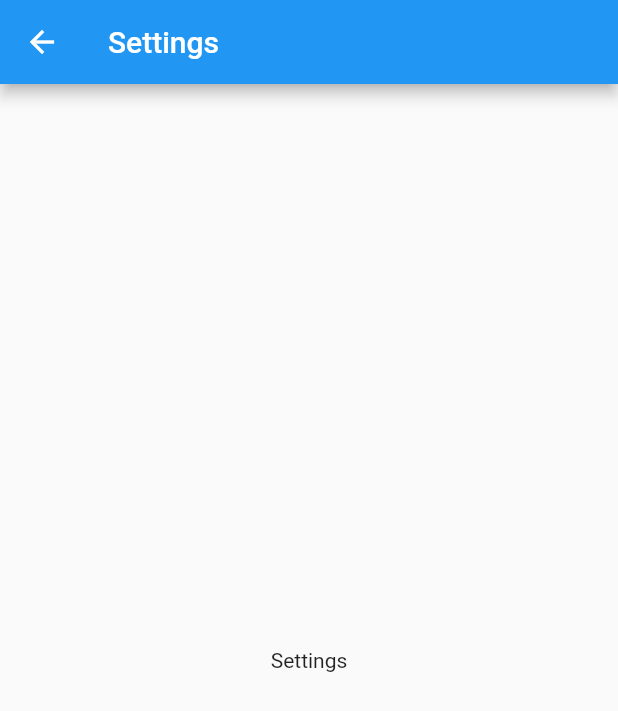
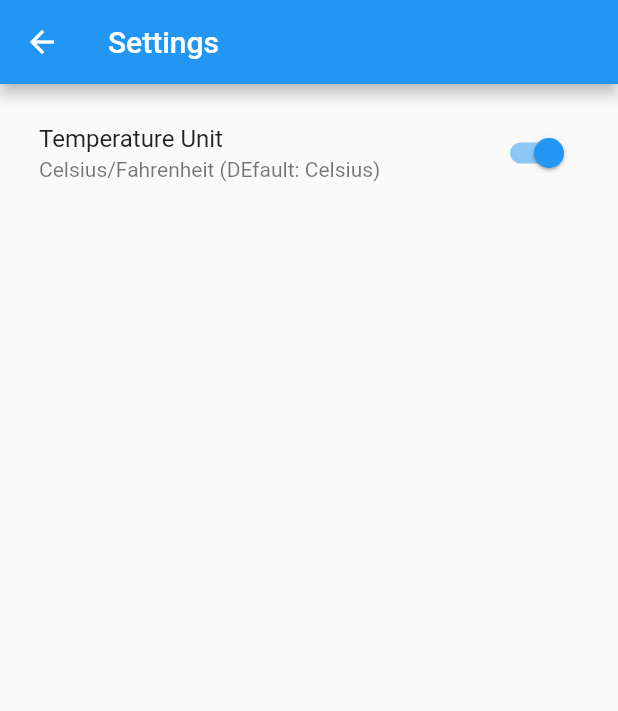
Before and after one commit to leegunsun/flutter, a Flutter app: the SettingsPage screen opened directly, on a phone screen of 412 x 824 dp. Shown: the top 711 px of the screen. Run offline on Flutter 3.47's test engine with Material 2 defaults, Android fonts, the phone set to English and light mode, and no system bars; our stand-ins replace equatable, flutter_dotenv, recase, state_notifier; missing offline and left inert: flutter_state_notifier.

```diff
--- a/open_weather_provider/lib/models/direct_geocoding.dart
+++ b/open_weather_provider/lib/models/direct_geocoding.dart
@@ -1,13 +1,11 @@
 import 'package:equatable/equatable.dart';
-import 'package:flutter/material.dart';
 
-// ignore_for_file: public_member_api_docs, sort_constructors_first
 class DirectGeocoding extends Equatable {
   final String name;
   final double lat;
   final double lon;
   final String country;
-  DirectGeocoding({
+  const DirectGeocoding({
     required this.name,
     required this.lat,
     required this.lon,
@@ -18,15 +16,18 @@ class DirectGeocoding extends Equatable {
     final Map<String, dynamic> data = json[0];
 
     return DirectGeocoding(
-        name: data['name'],
-        lat: data['lat'],
-        lon: data['lon'],
-        country: data['country']);
+      name: data['name'],
+      lat: data['lat'],
+      lon: data['lon'],
+      country: data['country'],
+    );
   }
 
   @override
-  bool get stringify => true;
+  List<Object> get props => [name, lat, lon, country];
 
   @override
-  List<Object> get props => [name, lat, lon, country];
+  String toString() {
+    return 'DirectGeocoding(name: $name, lat: $lat, lon: $lon, country: $country)';
+  }
 }
--- a/open_weather_provider/lib/models/weather.dart
+++ b/open_weather_provider/lib/models/weather.dart
@@ -1,6 +1,5 @@
 import 'package:equatable/equatable.dart';
 
-// ignore_for_file: public_member_api_docs, sort_constructors_first
 class Weather extends Equatable {
   final String description;
   final String icon;
@@ -10,7 +9,7 @@ class Weather extends Equatable {
   final String name;
   final String country;
   final DateTime lastUpdated;
-  Weather({
+  const Weather({
     required this.description,
     required this.icon,
     required this.temp,
@@ -49,11 +48,6 @@ class Weather extends Equatable {
       );
 
   @override
-  String toString() {
-    return 'Weather(description: $description, icon: $icon, temp: $temp, tempMin: $tempMin, tempMax: $tempMax, name: $name, country: $country, lastUpdated: $lastUpdated)';
-  }
-
-  @override
   List<Object> get props {
     return [
       description,
@@ -65,6 +59,11 @@ class Weather extends Equatable {
       country,
       lastUpdated,
     ];
+  }
+
+  @override
+  String toString() {
+    return 'Weather(description: $description, icon: $icon, temp: $temp, tempMin: $tempMin, tempMax: $tempMax, name: $name, country: $country, lastUpdated: $lastUpdated)';
   }
 
   Weather copyWith({
--- a/open_weather_provider/lib/pages/settings_page.dart
+++ b/open_weather_provider/lib/pages/settings_page.dart
@@ -1,20 +1,30 @@
 import 'package:flutter/material.dart';
 import 'package:flutter/src/widgets/container.dart';
 import 'package:flutter/src/widgets/framework.dart';
+import 'package:open_weather_provider/providers/providers.dart';
+import "package:provider/provider.dart";
 
-class SettingsPage extends StatefulWidget {
+class SettingsPage extends StatelessWidget {
   const SettingsPage({super.key});
 
-  @override
-  State<SettingsPage> createState() => _SettingsPageState();
-}
-
-class _SettingsPageState extends State<SettingsPage> {
   @override
   Widget build(BuildContext context) {
     return Scaffold(
       appBar: AppBar(title: const Text("Settings")),
-      body: Center(child: Text("Settings")),
+      body: Padding(
+        padding: const EdgeInsets.all(10),
+        child: ListTile(
+          title: Text('Temperature Unit'),
+          subtitle: Text('Celsius/Fahrenheit (DEfault: Celsius)'),
+          trailing: Switch(
+            onChanged: (_) {
+              context.read<TempSettingsProvider>().toggleTempUnit();
+            },
+            value: context.watch<TempSettingsProvider>().state.tempUnit ==
+                TempUnit.celsius,
+          ),
+        ),
+      ),
     );
   }
 }
--- a/open_weather_provider/lib/providers/providers.dart
+++ b/open_weather_provider/lib/providers/providers.dart
@@ -1 +1,3 @@
 export 'weather/weather_provider.dart';
+export 'temp_settings/temp_settings_provider.dart';
+export 'theme/theme_provider.dart';
--- /dev/null
+++ b/open_weather_provider/lib/providers/temp_settings/temp_settings_provider.dart
@@ -0,0 +1,19 @@
+// ignore_for_file: public_member_api_docs, sort_constructors_first
+import 'package:equatable/equatable.dart';
+import 'package:flutter/cupertino.dart';
+
+part 'temp_settings_state.dart';
+
+class TempSettingsProvider with ChangeNotifier {
+  TempSettingsState _state = TempSettingsState.initial();
+  TempSettingsState get state => _state;
+
+  void toggleTempUnit() {
+    _state = _state.copyWith(
+        tempUnit: _state.tempUnit == TempUnit.celsius
+            ? TempUnit.fahrenheit
+            : TempUnit.celsius);
+    print('temp unit: $_state');
+    notifyListeners();
+  }
+}
--- /dev/null
+++ b/open_weather_provider/lib/providers/temp_settings/temp_settings_state.dart
@@ -0,0 +1,31 @@
+part of 'temp_settings_provider.dart';
+
+enum TempUnit {
+  celsius,
+  fahrenheit,
+}
+
+class TempSettingsState extends Equatable {
+  final TempUnit tempUnit;
+  TempSettingsState({
+    this.tempUnit = TempUnit.celsius,
+  });
+
+  factory TempSettingsState.initial() {
+    return TempSettingsState();
+  }
+
+  @override
+  bool get stringify => true;
+
+  @override
+  List<Object> get props => [tempUnit];
+
+  TempSettingsState copyWith({
+    TempUnit? tempUnit,
+  }) {
+    return TempSettingsState(
+      tempUnit: tempUnit ?? this.tempUnit,
+    );
+  }
+}
--- /dev/null
+++ b/open_weather_provider/lib/providers/theme/theme_provider.dart
@@ -0,0 +1,19 @@
+import 'package:equatable/equatable.dart';
+import 'package:flutter/cupertino.dart';
+import 'package:open_weather_provider/constants/constants.dart';
+import 'package:open_weather_provider/providers/weather/weather_provider.dart';
+part 'theme_state.dart';
+
+class ThemeProvider with ChangeNotifier {
+  ThemeState _state = ThemeState.initial();
+  ThemeState get state => _state;
+
+  void update(WeatherProvider wp) {
+    if (wp.state.weather.temp > kWarmOrNot) {
+      _state = _state.copyWith(appTheme: AppTheme.light);
+    } else {
+      _state = _state.copyWith(appTheme: AppTheme.dart);
+    }
+    notifyListeners();
+  }
+}
--- /dev/null
+++ b/open_weather_provider/lib/providers/theme/theme_state.dart
@@ -0,0 +1,33 @@
+// ignore_for_file: public_member_api_docs, sort_constructors_first
+
+part of 'theme_provider.dart';
+
+enum AppTheme {
+  light,
+  dart,
+}
+
+class ThemeState extends Equatable {
+  final AppTheme appTheme;
+  ThemeState({
+    this.appTheme = AppTheme.light,
+  });
+
+  factory ThemeState.initial() {
+    return ThemeState();
+  }
+
+  @override
+  List<Object> get props => [appTheme];
+
+  @override
+  bool get stringify => true;
+
+  ThemeState copyWith({
+    AppTheme? appTheme,
+  }) {
+    return ThemeState(
+      appTheme: appTheme ?? this.appTheme,
+    );
+  }
+}
```
Also changed, not shown: open_weather_provider/lib/main.dart (+13 -2 lines), open_weather_provider/lib/pages/home_page.dart (+53 -52 lines).
